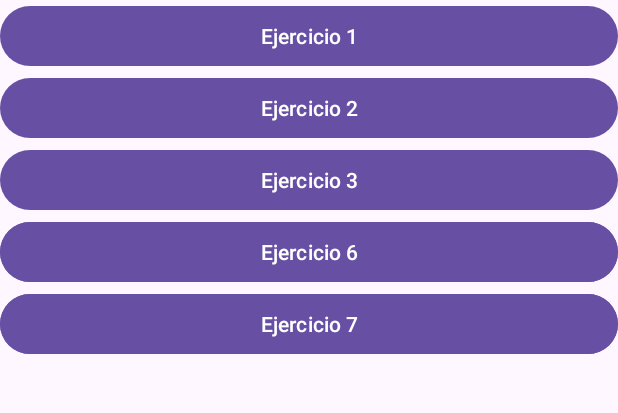
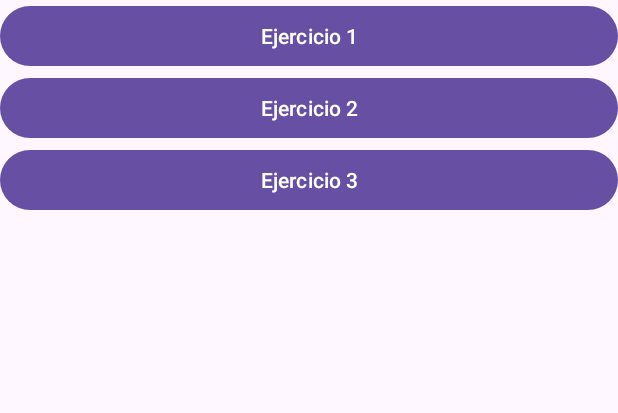
Before and after one commit to MiguelMataRamos/EjerciciosDesarrollo, an Android app: the screen it shows after launch (MainActivity), on a phone screen of 412 x 824 dp, the part 105-518 px from its top. Run offline under Robolectric (Android 15) with nearby library versions, the phone set to English and light mode, and no system bars.

Commit message:
cozitas y ej3 linkeado en el principal

```diff
--- a/app/src/main/java/com/example/ejerciciosdesarrollo/MainActivity.kt
+++ b/app/src/main/java/com/example/ejerciciosdesarrollo/MainActivity.kt
@@ -4,7 +4,6 @@ import android.content.Intent
 import androidx.appcompat.app.AppCompatActivity
 import android.os.Bundle
 import android.view.View
-import android.widget.Button
 
 class MainActivity : AppCompatActivity() {
     private lateinit var intent : Intent
@@ -23,6 +22,9 @@ class MainActivity : AppCompatActivity() {
             R.id.ej2 -> { intent = Intent(this, Ejercicio2::class.java)
                             startActivity(intent)
             }
+            R.id.ej3 -> {intent = Intent(this, Ejercicio3::class.java)
+                            startActivity(intent)
+            }
 
         }
 
--- a/app/src/main/res/layout/activity_main.xml
+++ b/app/src/main/res/layout/activity_main.xml
@@ -61,35 +61,9 @@
                 android:layout_height="wrap_content"
                 android:text="Ejercicio 3"
                 app:layout_constraintTop_toBottomOf="@+id/ej2"
+                android:onClick="iniciarVista"
                 />
-            <Button
-                android:id="@+id/ej4"
-                android:layout_width="match_parent"
-                android:layout_height="wrap_content"
-                android:text="Ejercicio 4"
-                app:layout_constraintTop_toBottomOf="@+id/ej3"
-                />
-            <Button
-                android:id="@+id/ej5"
-                android:layout_width="match_parent"
-                android:layout_height="wrap_content"
-                android:text="Ejercicio 5"
-                app:layout_constraintTop_toBottomOf="@+id/ej4"
-                />
-            <Button
-                android:id="@+id/ej6"
-                android:layout_width="match_parent"
-                android:layout_height="wrap_content"
-                android:text="Ejercicio 6"
-                app:layout_constraintTop_toBottomOf="@+id/ej3"
-                />
-            <Button
-                android:id="@+id/ej7"
-                android:layout_width="match_parent"
-                android:layout_height="wrap_content"
-                android:text="Ejercicio 7"
-                app:layout_constraintTop_toBottomOf="@+id/ej6"
-                />
+
 
 
         </androidx.constraintlayout.widget.ConstraintLayout>
```
